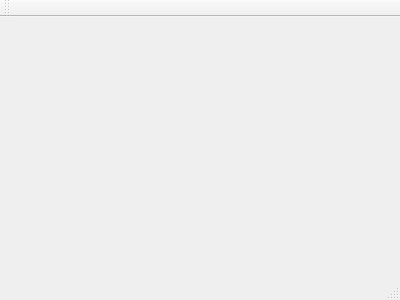
Above: mainwindow.ui from Macilnor/gw2-guild-manager before the change. Below: the same form after it.
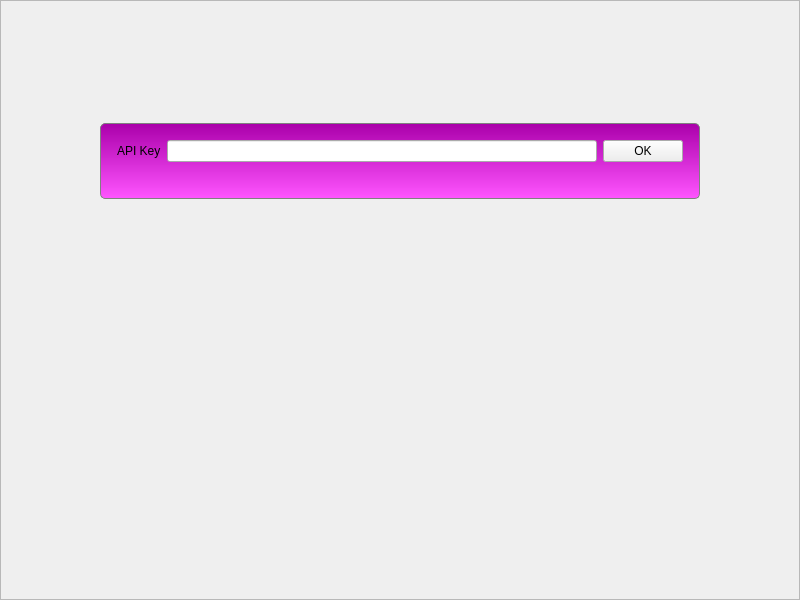
That is the form after the change.

Patch:
```diff
--- a/mainwindow.ui
+++ b/mainwindow.ui
@@ -1,24 +1,200 @@
 <ui version="4.0">
  <class>MainWindow</class>
- <widget class="QMainWindow" name="MainWindow" >
-  <property name="geometry" >
+ <widget class="QMainWindow" name="MainWindow">
+  <property name="geometry">
    <rect>
     <x>0</x>
     <y>0</y>
-    <width>400</width>
-    <height>300</height>
+    <width>800</width>
+    <height>600</height>
    </rect>
   </property>
   <property name="windowTitle" >
    <string>MainWindow</string>
   </property>
-  <widget class="QMenuBar" name="menuBar" />
-  <widget class="QToolBar" name="mainToolBar" />
-  <widget class="QWidget" name="centralWidget" />
-  <widget class="QStatusBar" name="statusBar" />
+  <property name="styleSheet">
+   <string notr="true">#authFrame {
+background: qlineargradient(x1: 0, y1: 0, x2: 0, y2: 1, stop: 0 #a0a, stop: 1 #f5f);
+border: 1px solid gray;
+padding: 5px;
+border-radius: 5px;
+}</string>
+  </property>
+  <widget class="QWidget" name="centralWidget">
+   <layout class="QVBoxLayout" name="verticalLayout">
+    <property name="spacing">
+     <number>0</number>
+    </property>
+    <property name="leftMargin">
+     <number>0</number>
+    </property>
+    <property name="topMargin">
+     <number>0</number>
+    </property>
+    <property name="rightMargin">
+     <number>0</number>
+    </property>
+    <property name="bottomMargin">
+     <number>0</number>
+    </property>
+    <item>
+     <widget class="QFrame" name="mainFrame">
+      <property name="frameShape">
+       <enum>QFrame::StyledPanel</enum>
+      </property>
+      <property name="frameShadow">
+       <enum>QFrame::Raised</enum>
+      </property>
+      <layout class="QVBoxLayout" name="verticalLayout_2">
+       <item>
+        <widget class="QStackedWidget" name="stackedWidget">
+         <property name="currentIndex">
+          <number>0</number>
+         </property>
+         <widget class="QWidget" name="authPage">
+          <layout class="QGridLayout" name="gridLayout">
+           <item row="1" column="1">
+            <widget class="QFrame" name="authFrame">
+             <property name="sizePolicy">
+              <sizepolicy hsizetype="Fixed" vsizetype="Fixed">
+               <horstretch>0</horstretch>
+               <verstretch>0</verstretch>
+              </sizepolicy>
+             </property>
+             <property name="minimumSize">
+              <size>
+               <width>600</width>
+               <height>0</height>
+              </size>
+             </property>
+             <property name="frameShape">
+              <enum>QFrame::StyledPanel</enum>
+             </property>
+             <property name="frameShadow">
+              <enum>QFrame::Raised</enum>
+             </property>
+             <layout class="QGridLayout" name="gridLayout_2">
+              <item row="0" column="1">
+               <widget class="QLineEdit" name="authLineEdit"/>
+              </item>
+              <item row="0" column="0">
+               <widget class="QLabel" name="authLabel">
+                <property name="text">
+                 <string>API Key</string>
+                </property>
+               </widget>
+              </item>
+              <item row="0" column="2">
+               <widget class="QPushButton" name="authButton">
+                <property name="text">
+                 <string>OK</string>
+                </property>
+               </widget>
+              </item>
+              <item row="1" column="1">
+               <widget class="QLabel" name="authMessage">
+                <property name="text">
+                 <string/>
+                </property>
+                <property name="alignment">
+                 <set>Qt::AlignCenter</set>
+                </property>
+               </widget>
+              </item>
+             </layout>
+            </widget>
+           </item>
+           <item row="0" column="1">
+            <spacer name="verticalSpacer">
+             <property name="orientation">
+              <enum>Qt::Vertical</enum>
+             </property>
+             <property name="sizeType">
+              <enum>QSizePolicy::Fixed</enum>
+             </property>
+             <property name="sizeHint" stdset="0">
+              <size>
+               <width>20</width>
+               <height>100</height>
+              </size>
+             </property>
+            </spacer>
+           </item>
+           <item row="1" column="0">
+            <spacer name="horizontalSpacer">
+             <property name="orientation">
+              <enum>Qt::Horizontal</enum>
+             </property>
+             <property name="sizeHint" stdset="0">
+              <size>
+               <width>40</width>
+               <height>20</height>
+              </size>
+             </property>
+            </spacer>
+           </item>
+           <item row="2" column="1">
+            <spacer name="verticalSpacer_2">
+             <property name="orientation">
+              <enum>Qt::Vertical</enum>
+             </property>
+             <property name="sizeHint" stdset="0">
+              <size>
+               <width>20</width>
+               <height>391</height>
+              </size>
+             </property>
+            </spacer>
+           </item>
+           <item row="1" column="2">
+            <spacer name="horizontalSpacer_2">
+             <property name="orientation">
+              <enum>Qt::Horizontal</enum>
+             </property>
+             <property name="sizeHint" stdset="0">
+              <size>
+               <width>72</width>
+               <height>20</height>
+              </size>
+             </property>
+            </spacer>
+           </item>
+          </layout>
+         </widget>
+         <widget class="QWidget" name="mainPage">
+          <widget class="QTableWidget" name="tableWidget">
+           <property name="geometry">
+            <rect>
+             <x>10</x>
+             <y>30</y>
+             <width>256</width>
+             <height>192</height>
+            </rect>
+           </property>
+          </widget>
+          <widget class="QLabel" name="keyLabel">
+           <property name="geometry">
+            <rect>
+             <x>0</x>
+             <y>0</y>
+             <width>771</width>
+             <height>20</height>
+            </rect>
+           </property>
+           <property name="text">
+            <string>TextLabel</string>
+           </property>
+          </widget>
+         </widget>
+        </widget>
+       </item>
+      </layout>
+     </widget>
+    </item>
+   </layout>
+  </widget>
  </widget>
- <layoutDefault spacing="6" margin="11" />
- <pixmapfunction></pixmapfunction>
+ <layoutdefault spacing="6" margin="11"/>
  <resources/>
  <connections/>
 </ui>
```
Left out of the diff: 3 changed lines with no effect on the pictures.
